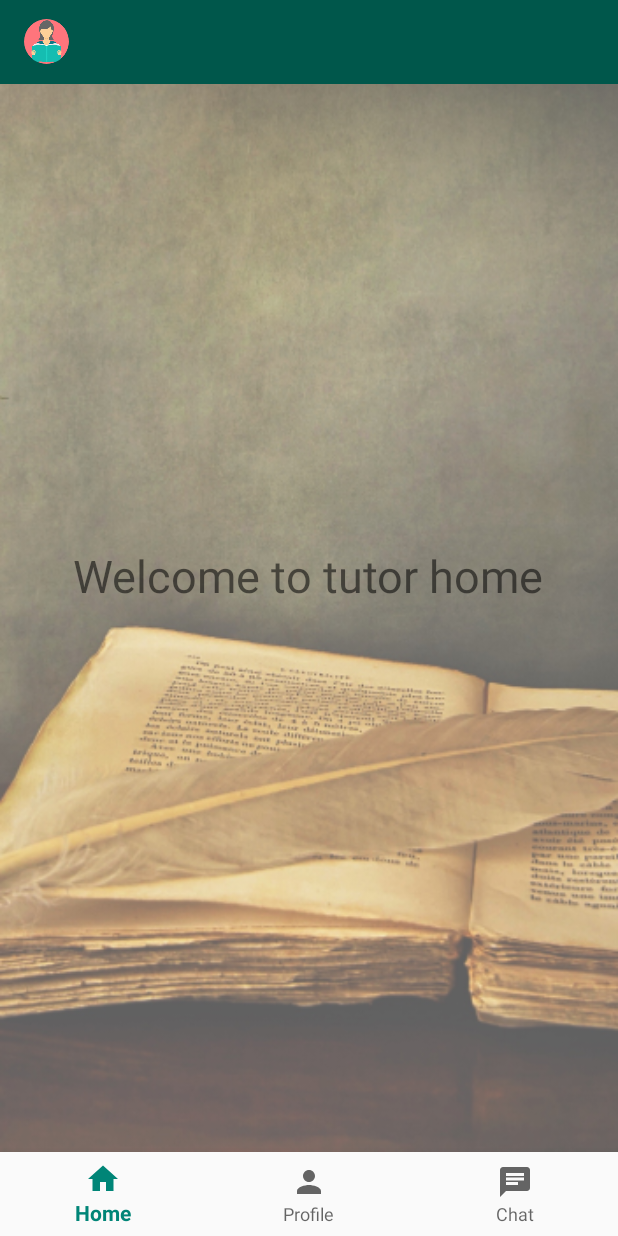
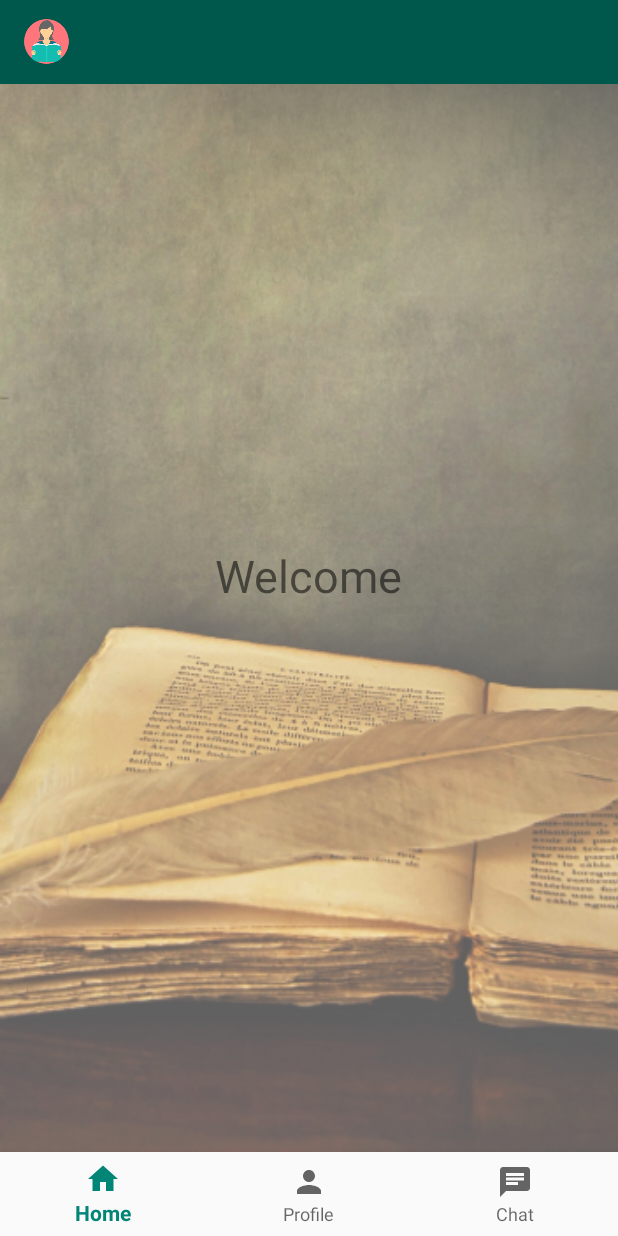
Before and after one commit to PoojaSeth/TutorManagerProject, an Android app: the TutorHomeFragment screen opened directly, with no data from a screen before it, on a phone screen of 412 x 824 dp. Run offline under Robolectric (Android 15) with nearby library versions, the phone set to English and light mode, and no system bars; our stand-ins replace CircleImageView, Firebase (no records; nobody signed in at launch, a user with empty details on screens opened directly).

Commit message:
Updated XML files
Uploaded after previous commit due to upload limitations

```diff
--- a/app/src/main/res/layout/fragment_tutor_home.xml
+++ b/app/src/main/res/layout/fragment_tutor_home.xml
@@ -9,8 +9,8 @@
     <TextView
         android:layout_width="wrap_content"
         android:layout_height="wrap_content"
-        android:text="Welcome to tutor home"
-        android:textSize="30dp"
-        android:layout_centerInParent="true"/>
+        android:layout_centerInParent="true"
+        android:text="Welcome"
+        android:textSize="30dp" />
 
 </RelativeLayout>
--- a/app/src/main/res/layout/fragment_tutor_profile.xml
+++ b/app/src/main/res/layout/fragment_tutor_profile.xml
@@ -9,6 +9,7 @@
     <TextView
         android:layout_width="match_parent"
         android:layout_height="match_parent"
+        android:background="@android:color/black"
         android:text="@string/hello_blank_fragment" />
 
 </FrameLayout>
```
